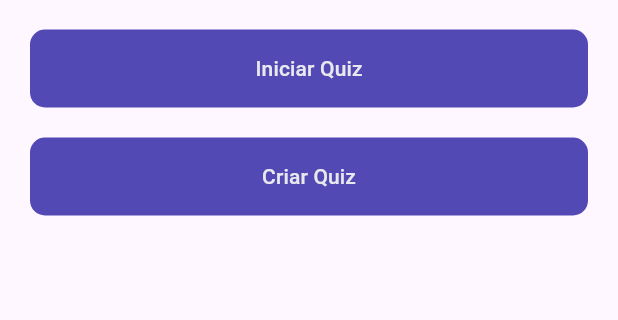
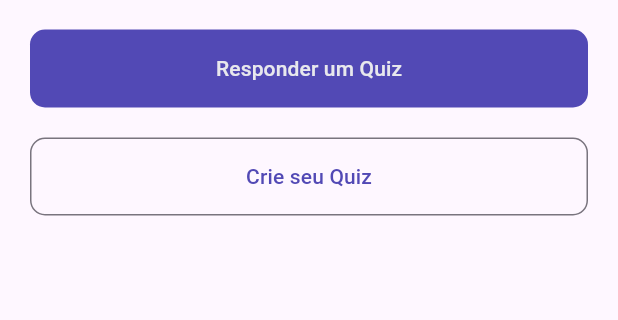
Before and after one commit to lucasmoreno01/reponde-ai, a Flutter app: the screen it shows after launch, on a phone screen of 412 x 824 dp, the part 536-856 px from its top. Run offline on Flutter 3.47's test engine with Material 3 defaults, Android fonts, the phone set to English and light mode, and no system bars.

```diff
--- a/lib/main.dart
+++ b/lib/main.dart
@@ -1,6 +1,7 @@
 import 'package:flutter/material.dart';
-import 'package:responde_ai/quiz/home_page.dart';
-import 'package:responde_ai/quiz/quiz_page.dart';
+import 'package:responde_ai/quiz/pages/home_page.dart';
+import 'package:responde_ai/quiz/pages/quiz_page.dart';
+import 'package:responde_ai/quiz/pages/quiz_result_page.dart';
 import 'package:responde_ai/shared/theme/app_theme.dart';
 
 void main() {
@@ -17,6 +18,7 @@ class RespondeAiApp extends StatelessWidget {
       routes: {
         '/': (context) => const HomePage(),
         QuizPage.routeName: (context) => const QuizPage(),
+        QuizResultPage.routeName: (context) => const QuizResultPage(),
       },
       title: 'Responde Aí!',
       theme: AppTheme.appTheme(context),
--- a/lib/quiz/model/quiz_moldel.dart
+++ b/lib/quiz/model/quiz_moldel.dart
@@ -1,15 +1,9 @@
 class Quiz {
   final String id;
   final List<Question> questions;
-  final int correctQuantity;
   final String title;
 
-  Quiz({
-    required this.id,
-    required this.questions,
-    required this.correctQuantity,
-    required this.title,
-  });
+  Quiz({required this.id, required this.questions, required this.title});
 }
 
 class Question {
@@ -17,8 +11,14 @@ class Question {
   final String question;
   final List<Answer> answers;
   final bool isMultipleChoice;
- // TODO: Method to shuffle answers
-  Question( {required this.id, required this.question, required this.answers, required this.isMultipleChoice} );
+  // TODO: Method to shuffle answers
+
+  Question({
+    required this.id,
+    required this.question,
+    required this.answers,
+    required this.isMultipleChoice,
+  });
 }
 
 class Answer {
--- a/lib/quiz/home_page.dart
+++ b/lib/quiz/pages/home_page.dart
@@ -1,5 +1,5 @@
 import 'package:flutter/material.dart';
-import 'package:responde_ai/quiz/quiz_page.dart';
+import 'package:responde_ai/quiz/pages/quiz_page.dart';
 
 class HomePage extends StatelessWidget {
   const HomePage({super.key});
@@ -18,30 +18,26 @@ class HomePage extends StatelessWidget {
               'Responde Ai!',
               style: TextStyle(fontSize: 24, fontWeight: FontWeight.bold),
             ),
-            _AppButton(
-              text: 'Iniciar Quiz',
-              onPressed: () {
-                Navigator.pushNamed(context, QuizPage.routeName);
-              },
+
+            SizedBox(
+              width: double.infinity,
+              child: FilledButton(
+                onPressed: () =>
+                    Navigator.pushNamed(context, QuizPage.routeName),
+                child: Text('Responder um Quiz'),
+              ),
             ),
-            _AppButton(text: 'Criar Quiz', onPressed: () {}),
+            SizedBox(
+              width: double.infinity,
+              child: OutlinedButton(
+                onPressed: () =>
+                    Navigator.pushNamed(context, QuizPage.routeName),
+                child: Text('Crie seu Quiz'),
+              ),
+            ),
           ],
         ),
       ),
     );
   }
 }
-
-class _AppButton extends StatelessWidget {
-  final String text;
-  final VoidCallback onPressed;
-  const _AppButton({required this.text, required this.onPressed});
-
-  @override
-  Widget build(BuildContext context) {
-    return SizedBox(
-      width: double.infinity,
-      child: FilledButton(onPressed: onPressed, child: Text(text)),
-    );
-  }
-}
--- a/lib/quiz/repositories/quiz_repository.dart
+++ b/lib/quiz/repositories/quiz_repository.dart
@@ -1,11 +1,9 @@
-
 import 'package:responde_ai/quiz/model/quiz_moldel.dart';
 
 final List<Quiz> quizzes = [
   Quiz(
     id: 'quiz1',
     title: 'General Knowledge',
-    correctQuantity: 3,
     questions: [
       Question(
         isMultipleChoice: true,
@@ -48,7 +46,6 @@ final List<Quiz> quizzes = [
   Quiz(
     id: 'quiz2',
     title: 'Science',
-    correctQuantity: 3,
     questions: [
       Question(
         isMultipleChoice: false,
@@ -91,7 +88,6 @@ final List<Quiz> quizzes = [
   Quiz(
     id: 'quiz3',
     title: 'Mathematics',
-    correctQuantity: 3,
     questions: [
       Question(
         isMultipleChoice: false,
@@ -132,4 +128,4 @@ final List<Quiz> quizzes = [
     ],
   ),
 ];
-final List<String> test = [ 'w', 'w'];
+final List<String> test = ['w', 'w'];
--- a/lib/shared/theme/app_theme.dart
+++ b/lib/shared/theme/app_theme.dart
@@ -40,6 +40,23 @@ class AppTheme {
           ),
         ),
       ),
+
+      outlinedButtonTheme: OutlinedButtonThemeData(
+        style: ButtonStyle(
+          padding: WidgetStatePropertyAll<EdgeInsetsGeometry>(
+            EdgeInsets.symmetric(vertical: 16),
+          ),
+
+          foregroundColor: WidgetStateProperty.all<Color>(
+            ColorTheme.secondary,
+          ),
+          shape: WidgetStatePropertyAll<RoundedRectangleBorder>(
+            RoundedRectangleBorder(
+              borderRadius: BorderRadius.all(Radius.circular(10)),
+            ),
+          ),
+        ),
+      ),
       inputDecorationTheme: const InputDecorationTheme(
         focusedBorder: UnderlineInputBorder(
           borderSide: BorderSide(color: ColorTheme.primary, width: 3.0),
```
Also changed, not shown: lib/quiz/pages/quiz_page.dart (renamed from lib/quiz/quiz_page.dart, +33 -3 lines), lib/quiz/pages/quiz_result_page.dart (added, +50 -0 lines).
